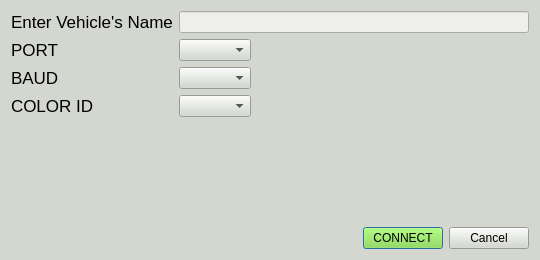
drjdlarson/gust, file src/main/python/gust/gui/ui/conn.ui: the form before one commit.
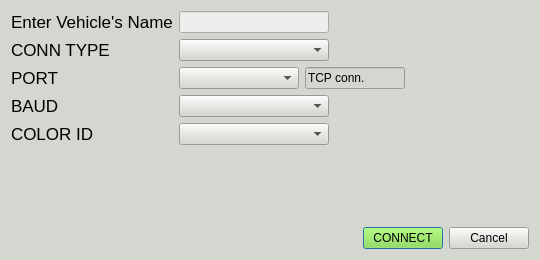
The form after the commit.

Patch:
```diff
--- a/src/main/python/gust/gui/ui/conn.ui
+++ b/src/main/python/gust/gui/ui/conn.ui
@@ -29,15 +29,7 @@
    <string notr="true">background-color: rgb(211, 215, 207);
 color: rgb(0, 0, 0);</string>
   </property>
-  <layout class="QVBoxLayout" name="verticalLayout">
-   <item>
     <layout class="QFormLayout" name="formLayout">
-     <property name="fieldGrowthPolicy">
-      <enum>QFormLayout::ExpandingFieldsGrow</enum>
-     </property>
-     <property name="rowWrapPolicy">
-      <enum>QFormLayout::WrapLongRows</enum>
-     </property>
      <item row="0" column="0">
       <widget class="QLabel" name="label_nameinput">
        <property name="font">
@@ -52,6 +44,12 @@
      </item>
      <item row="0" column="1">
       <widget class="QLineEdit" name="lineEdit_nameinput">
+     <property name="maximumSize">
+      <size>
+       <width>150</width>
+       <height>16777215</height>
+      </size>
+     </property>
        <property name="styleSheet">
         <string notr="true">background-color: rgb(238, 238, 236);</string>
        </property>
@@ -61,21 +59,86 @@
       </widget>
      </item>
      <item row="1" column="0">
-      <widget class="QLabel" name="label_port">
+    <widget class="QLabel" name="label_conn_type">
        <property name="font">
         <font>
          <pointsize>13</pointsize>
         </font>
        </property>
        <property name="text">
-        <string>PORT</string>
+      <string>CONN TYPE</string>
        </property>
       </widget>
      </item>
      <item row="1" column="1">
-      <widget class="QComboBox" name="comboBox_port"/>
+    <widget class="QComboBox" name="comboBox_conn_type">
+     <property name="maximumSize">
+      <size>
+       <width>150</width>
+       <height>16777215</height>
+      </size>
+     </property>
+    </widget>
      </item>
      <item row="2" column="0">
+    <widget class="QLabel" name="label_port">
+     <property name="font">
+      <font>
+       <pointsize>13</pointsize>
+      </font>
+     </property>
+     <property name="text">
+      <string>PORT</string>
+     </property>
+    </widget>
+   </item>
+   <item row="2" column="1">
+    <layout class="QHBoxLayout" name="horizontalLayout_3">
+     <item>
+      <widget class="QComboBox" name="comboBox_port">
+       <property name="minimumSize">
+        <size>
+         <width>120</width>
+         <height>0</height>
+        </size>
+       </property>
+       <property name="maximumSize">
+        <size>
+         <width>150</width>
+         <height>16777215</height>
+        </size>
+       </property>
+      </widget>
+     </item>
+     <item>
+      <widget class="QLineEdit" name="lineEdit_extra_tcp">
+       <property name="maximumSize">
+        <size>
+         <width>100</width>
+         <height>16777215</height>
+        </size>
+       </property>
+       <property name="text">
+        <string>TCP conn.</string>
+       </property>
+      </widget>
+     </item>
+     <item>
+      <spacer name="horizontalSpacer_2">
+       <property name="orientation">
+        <enum>Qt::Horizontal</enum>
+       </property>
+       <property name="sizeHint" stdset="0">
+        <size>
+         <width>40</width>
+         <height>20</height>
+        </size>
+       </property>
+      </spacer>
+     </item>
+    </layout>
+   </item>
+   <item row="4" column="0">
       <widget class="QLabel" name="label_baud">
        <property name="font">
         <font>
@@ -87,10 +150,17 @@
        </property>
       </widget>
      </item>
-     <item row="2" column="1">
-      <widget class="QComboBox" name="comboBox_baud"/>
-     </item>
-     <item row="3" column="0">
+   <item row="4" column="1">
+    <widget class="QComboBox" name="comboBox_baud">
+     <property name="maximumSize">
+      <size>
+       <width>150</width>
+       <height>16777215</height>
+      </size>
+     </property>
+    </widget>
+   </item>
+   <item row="5" column="0">
       <widget class="QLabel" name="label_color">
        <property name="font">
         <font>
@@ -102,12 +172,30 @@
        </property>
       </widget>
      </item>
-     <item row="3" column="1">
-      <widget class="QComboBox" name="comboBox_color"/>
-     </item>
-    </layout>
+   <item row="5" column="1">
+    <widget class="QComboBox" name="comboBox_color">
+     <property name="maximumSize">
+      <size>
+       <width>150</width>
+       <height>16777215</height>
+      </size>
+     </property>
+    </widget>
+   </item>
+   <item row="6" column="0">
+    <spacer name="verticalSpacer">
+     <property name="orientation">
+      <enum>Qt::Vertical</enum>
+     </property>
+     <property name="sizeHint" stdset="0">
+      <size>
+       <width>20</width>
+       <height>40</height>
+      </size>
+     </property>
+    </spacer>
    </item>
-   <item>
+   <item row="7" column="0" colspan="2">
     <layout class="QHBoxLayout" name="horizontalLayout">
      <item>
       <spacer name="horizontalSpacer">
```
Lines whose indentation alone changed are shown as unchanged.
